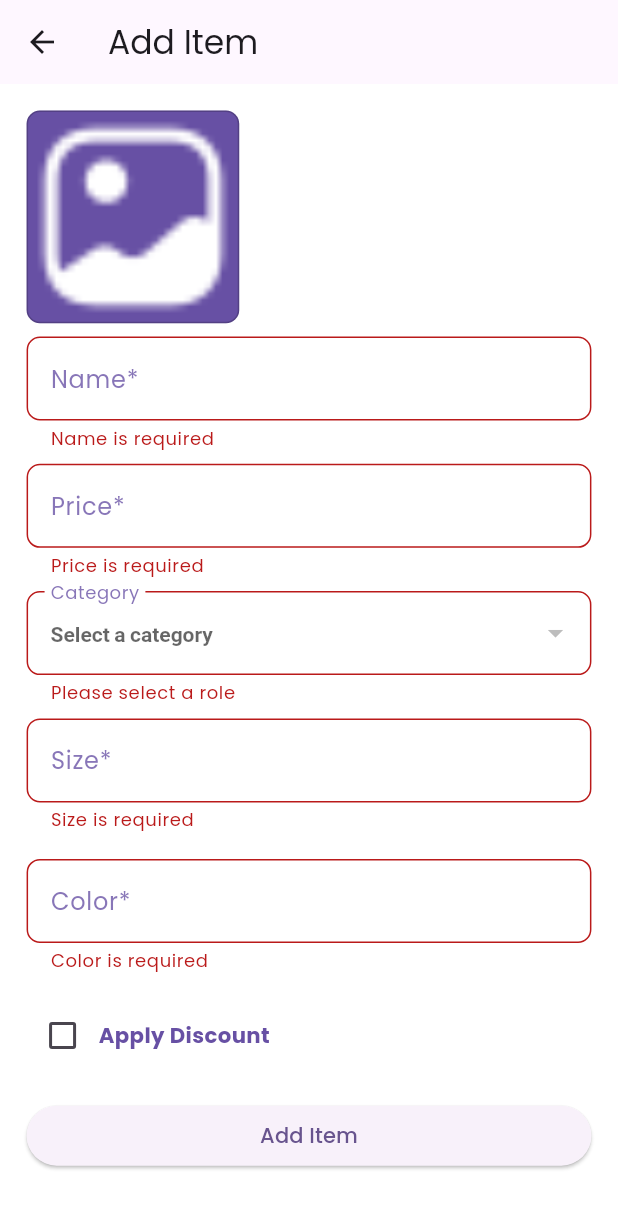
After one commit to Gumiho2504/e_commerc_app, a Flutter app: the AddItemScreen screen opened by its route, after a tap on "Add Item", on a phone screen of 412 x 824 dp. The commit adds this screen. Shown: the top 1209 px of the screen. Run offline on Flutter 3.47's test engine with Material 3 defaults, Android fonts, the phone set to English and light mode, and no system bars; our stand-ins replace cloud_firestore, firebase_auth, firebase_core, firebase_storage, flutter_riverpod, flutter_screenutil and 2 more; accounts and stored records are empty.

Commit message:
Worked on admin post product

```diff
--- /dev/null
+++ b/lib/admin/controllers/add_item_controller.dart
@@ -0,0 +1,132 @@
+import 'dart:io';
+import 'dart:nativewrappers/_internal/vm/lib/internal_patch.dart';
+
+import 'package:cloud_firestore/cloud_firestore.dart';
+import 'package:e_commerc_app/admin/model/item.dart';
+import 'package:firebase_auth/firebase_auth.dart';
+import 'package:firebase_storage/firebase_storage.dart';
+import 'package:flutter_riverpod/flutter_riverpod.dart';
+import 'package:image_picker/image_picker.dart';
+
+final addItemProvider = StateNotifierProvider<AddItemNotifier, Item>(
+  (ref) => AddItemNotifier(),
+);
+
+class AddItemNotifier extends StateNotifier<Item> {
+  AddItemNotifier() : super(Item(null, false, null, [], [], [], false, null)) {
+    fetctCategory();
+  }
+
+  final CollectionReference items = FirebaseFirestore.instance.collection(
+    'items',
+  );
+  final CollectionReference categories = FirebaseFirestore.instance.collection(
+    'categories',
+  );
+
+  void pickImage() async {
+    try {
+      final pickedFile = await ImagePicker().pickImage(
+        source: ImageSource.gallery,
+      );
+      if (pickedFile != null) {
+        state = state.copyWith(image: pickedFile.path);
+      }
+    } catch (e) {
+      throw Exception(e);
+    } finally {
+      state = state.copyWith(isLoading: false);
+    }
+  }
+
+  void selectCategory(String? category) {
+    state = state.copyWith(seletedCategory: category);
+  }
+
+  void addSize(String size) {
+    state = state.copyWith(size: [...state.sizes, size]);
+  }
+
+  void removeSzie(String size) {
+    state = state.copyWith(size: state.sizes..remove(size));
+  }
+
+  void addColor(String color) {
+    state = state.copyWith(color: [...state.colors, color]);
+  }
+
+  void removeColor(String color) {
+    state = state.copyWith(color: state.colors..remove(color));
+  }
+
+  void toggleDiscount(bool? isDiscount) {
+    state = state.copyWith(isDiscount: isDiscount);
+  }
+
+  void setDiscountPercentage(String? discountPercentage) {
+    state = state.copyWith(discountPercentage: discountPercentage);
+  }
+
+  void setIsLoading(bool isLoading) {
+    state = state.copyWith(isLoading: isLoading);
+  }
+
+  Future<void> fetctCategory() async {
+    try {
+      QuerySnapshot querySnapshot =
+          await FirebaseFirestore.instance.collection('categories').get();
+      List<String> categories =
+          querySnapshot.docs.map((e) => e['name'] as String).toList();
+      state = state.copyWith(categories: categories);
+    } catch (e) {
+      //print(e);
+      throw Exception(e);
+    }
+  }
+
+  void AddItem(String name, String price) {
+    print(state.seletedCategory);
+    if (name.isEmpty ||
+        price.isEmpty ||
+        state.sizes.isEmpty ||
+        state.colors.isEmpty ||
+        state.seletedCategory == null ||
+        (state.isDiscount! && state.discountPercentage == null)) {
+      throw Exception("size and color is required");
+    }
+    state.copyWith(isLoading: true);
+    try {
+      // uplaod file to firebase
+      final fileName = DateTime.now().millisecondsSinceEpoch.toString();
+      final ref = FirebaseStorage.instance.ref().child('items/$fileName');
+      final uploadTask = ref.putFile(File(state.image!));
+      uploadTask.whenComplete(() async {
+        final imageUrl = await ref.getDownloadURL();
+        // save item to firestore
+        String uuid = FirebaseAuth.instance.currentUser!.uid;
+        items
+            .add({
+              'name': name,
+              'price': double.parse(price),
+              'image': imageUrl,
+              'size': state.sizes,
+              'colors': state.colors,
+              'category': state.seletedCategory,
+              'isDiscount': state.isDiscount,
+              'discountPercentage': state.discountPercentage,
+              'userId': uuid,
+            })
+            .then((value) {
+              state = state.copyWith(isLoading: false);
+            });
+        // reset state after success uploado data
+        //state = ;
+      });
+    } catch (e) {
+      print(e);
+      throw Exception(e);
+    } finally {
+      state = state.copyWith(isLoading: false);
+    }
+  }
+}
--- /dev/null
+++ b/lib/admin/model/item.dart
@@ -0,0 +1,45 @@
+class Item {
+  final String? image;
+  final bool isLoading;
+  final String? seletedCategory;
+  final List<String> categories;
+  final List<String> colors;
+  final List<String> sizes;
+  final bool? isDiscount;
+  final String? discountPercentage;
+
+
+
+  Item(
+    this.image,
+    this.isLoading,
+    this.seletedCategory,
+    this.categories,
+    this.colors,
+    this.sizes,
+    this.isDiscount,
+    this.discountPercentage,
+  );
+
+  Item copyWith({
+    String? image,
+    bool? isLoading,
+    String? seletedCategory,
+    List<String>? categories,
+    List<String>? color,
+    List<String>? size,
+    bool? isDiscount,
+    String? discountPercentage,
+  }) {
+    return Item(
+      image ?? this.image,
+      isLoading ?? this.isLoading,
+      seletedCategory ?? this.seletedCategory,
+      categories ?? this.categories,
+      color ?? this.colors,
+      size ?? this.sizes,
+      isDiscount ?? this.isDiscount,
+      discountPercentage ?? this.discountPercentage,
+    );
+  }
+}
--- /dev/null
+++ b/lib/admin/screens/add_item_screen.dart
@@ -0,0 +1,277 @@
+import 'dart:io';
+
+import 'package:e_commerc_app/admin/controllers/add_item_controller.dart';
+import 'package:e_commerc_app/admin/model/item.dart';
+import 'package:e_commerc_app/components/text_input.dart';
+import 'package:flutter/material.dart';
+import 'package:flutter/services.dart';
+import 'package:flutter_riverpod/flutter_riverpod.dart';
+import 'package:flutter_screenutil/flutter_screenutil.dart';
+
+class AddItemScreen extends ConsumerStatefulWidget {
+  const AddItemScreen({super.key});
+  @override
+  ConsumerState<ConsumerStatefulWidget> createState() => _AddItemPageState();
+}
+
+class _AddItemPageState extends ConsumerState<AddItemScreen> {
+  final _nameController = TextEditingController();
+  final _priceController = TextEditingController();
+  final _sizeController = TextEditingController();
+  final _colorController = TextEditingController();
+  final _discountController = TextEditingController();
+  final _formKey = GlobalKey<FormState>();
+  @override
+  Widget build(BuildContext context) {
+    final state = ref.watch(addItemProvider);
+    final notifier = ref.read(addItemProvider.notifier);
+    final String testImageLink =
+        "https://encrypted-tbn0.gstatic.com/images?q=tbn:ANd9GcSk0OEShe7JrQgoKokDX2fK8u9DzOBdIfmhBQ&s";
+    return Scaffold(
+      appBar: AppBar(title: Text("Add Item")),
+      body: Padding(
+        padding: EdgeInsets.all(20.h),
+        child: SingleChildScrollView(
+          child: Form(
+            key: _formKey,
+            child: Column(
+              crossAxisAlignment: CrossAxisAlignment.start,
+              spacing: 10.h,
+              children: [
+                GestureDetector(
+                  onTap: () {
+                    print("pick image ${state.image != null}");
+                    notifier.pickImage();
+                  },
+                  child: Container(
+                    height: 160.h,
+                    width: 160.h,
+                    decoration: BoxDecoration(
+                      color: ThemeData().primaryColor,
+                      borderRadius: BorderRadius.circular(10.h),
+                      image: DecorationImage(
+                        image:
+                            state.image == null
+                                ? AssetImage(
+                                  'assets/images/icons/pick_image_icon.png',
+                                )
+                                : FileImage(File(state.image!)),
+                        fit:
+                            state.image == null ? BoxFit.contain : BoxFit.cover,
+                      ),
+                      border: Border.all(color: Colors.black.withAlpha(50)),
+                    ),
+                  ),
+                ),
+                InputComponent(
+                  label: "Name*",
+                  formKey: _formKey,
+                  controller: _nameController,
+                  textType: TextInputType.name,
+                  errorMessage: "Name is required",
+                ),
+                InputComponent(
+                  label: "Price*",
+                  formKey: _formKey,
+                  controller: _priceController,
+                  textType: TextInputType.number,
+                  errorMessage: "Price is required",
+                ),
+                DropdownButtonFormField(
+                  alignment: AlignmentDirectional.bottomStart,
+                  style: TextStyle(
+                    color: ThemeData().primaryColor,
+                    fontWeight: FontWeight.w700,
+                  ),
+                  decoration: InputDecoration(
+                    labelStyle: TextStyle(
+                      color: ThemeData().primaryColor.withAlpha(200),
+                    ),
+                    label: Text('Category'),
+                    hintText: 'Select a category',
+                    hintStyle: TextStyle(
+                      color: ThemeData().primaryColor.withAlpha(200),
+                      fontWeight: FontWeight.w500,
+                    ),
+                    enabledBorder: OutlineInputBorder(
+                      borderRadius: BorderRadius.circular(10.r),
+                      borderSide: BorderSide(
+                        color: ThemeData().primaryColor.withAlpha(200),
+                      ),
+                    ),
+                    border: OutlineInputBorder(
+                      borderSide: BorderSide(
+                        width: 10.w,
+                        color: ThemeData().primaryColor.withAlpha(200),
+                      ),
+                      borderRadius: BorderRadius.circular(10.r),
+                    ),
+                  ),
+                  items:
+                      state.categories.map((String category) {
+                        return DropdownMenuItem(
+                          value: category,
+                          child: Text(category),
+                        );
+                      }).toList(),
+                  validator: (value) {
+                    if (value == null) {
+                      return 'Please select a role';
+                    }
+                    return null;
+                  },
+                  // value: productItem.seletedCategory,
+                  onChanged: notifier.selectCategory,
+                  onSaved: (value) => notifier.selectCategory(value),
+                ),
+                InputComponent(
+                  label: "Size*",
+                  formKey: _formKey,
+                  controller: _sizeController,
+                  textType: TextInputType.name,
+                  errorMessage: "Size is required",
+                  onSubmitted: (value) {
+                    notifier.addSize(value);
+                    _sizeController.clear();
+                  },
+                ),
+                Wrap(
+                  spacing: 10.w,
+                  children:
+                      state.sizes
+                          .map(
+                            (size) => Chip(
+                              label: Text(size),
+                              onDeleted: () => notifier.removeSzie(size),
+                            ),
+                          )
+                          .toList(),
+                ),
+                InputComponent(
+                  label: "Color*",
+                  formKey: _formKey,
+                  controller: _colorController,
+                  textType: TextInputType.name,
+                  errorMessage: "Color is required",
+                  onSubmitted: (value) {
+                    notifier.addColor(value);
+                    _colorController.clear();
+                  },
+                ),
+                Wrap(
+                  spacing: 10.w,
+                  children:
+                      state.colors
+                          .map(
+                            (color) => Chip(
+                              label: Text(color),
+                              onDeleted: () => notifier.removeColor(color),
+                            ),
+                          )
+                          .toList(),
+                ),
+
+                Row(
+                  children: [
+                    Checkbox(
+                      checkColor: ThemeData().secondaryHeaderColor,
+                      focusColor: ThemeData().primaryColor,
+                      activeColor: ThemeData().primaryColor,
+                      value: state.isDiscount,
+                      onChanged: notifier.toggleDiscount,
+                    ),
+                    Text(
+                      "Apply Discount",
+                      style: TextStyle(
+                        color: ThemeData().primaryColor,
+
+                        fontSize: 16.h,
+                        fontWeight: FontWeight.w700,
+                      ),
+                    ),
+                  ],
+                ),
+
+                state.isDiscount!
+                    ? InputComponent(
+                      label: "Discount(%)",
+                      formKey: _formKey,
+                      controller: _discountController,
+                      textType: TextInputType.number,
+                      errorMessage: "Name is required",
+                      onSubmitted: notifier.setDiscountPercentage,
+                    )
+                    : SizedBox(height: 1),
+
+                Row(
+                  children: [
+                    Expanded(
+                      child: ElevatedButton(
+                        onPressed: () {
+                          if (_formKey.currentState!.validate()) {
+                            notifier.AddItem(
+                              _nameController.text,
+                              _priceController.text,
+                            );
+                          }
+                        },
+                        child: Text("Add Item"),
+                      ),
+                    ),
+                  ],
+                ),
+              ],
+            ),
+          ),
+        ),
+      ),
+    );
+  }
+
+  _categoriesDropDown(List<String> items, Item productItem) =>
+      DropdownButtonFormField(
+        alignment: AlignmentDirectional.bottomStart,
+        style: TextStyle(
+          color: ThemeData().primaryColor,
+          fontWeight: FontWeight.w700,
+        ),
+        decoration: InputDecoration(
+          labelStyle: TextStyle(color: ThemeData().primaryColor.withAlpha(200)),
+          label: Text('Role'),
+          hintText: 'Select a category',
+          hintStyle: TextStyle(
+            color: ThemeData().primaryColor.withAlpha(200),
+            fontWeight: FontWeight.w500,
+          ),
+          enabledBorder: OutlineInputBorder(
+            borderRadius: BorderRadius.circular(10.r),
+            borderSide: BorderSide(
+              color: ThemeData().primaryColor.withAlpha(200),
+            ),
+          ),
+          border: OutlineInputBorder(
+            borderSide: BorderSide(
+              width: 10.w,
+              color: ThemeData().primaryColor.withAlpha(200),
+            ),
+            borderRadius: BorderRadius.circular(10.r),
+          ),
+        ),
+        items: List.generate(items.length, (index) {
+          return DropdownMenuItem(
+            value: index,
+            child: Text(items[index].toUpperCase()),
+          );
+        }),
+        validator: (value) {
+          if (value == null) {
+            return 'Please select a role';
+          }
+          return null;
+        },
+        value: productItem.seletedCategory,
+        onChanged: (value) {
+          //productItem
+        },
+      );
+}
--- a/lib/admin/screens/home_screen.dart
+++ b/lib/admin/screens/home_screen.dart
@@ -3,7 +3,6 @@ import 'package:flutter/material.dart';
 
 class HomeScreen extends StatelessWidget {
   const HomeScreen({super.key});
-
 
   @override
   Widget build(BuildContext context) {
@@ -12,9 +11,23 @@ class HomeScreen extends StatelessWidget {
       await authService.signOut();
       Navigator.pushNamed(context, 'login');
     }
+
     return Scaffold(
-      body: Center(
-        child: Text("Admin"),
+      body: Center(child: Text("Admin")),
+      floatingActionButton: FloatingActionButton(
+        onPressed: () {
+          Navigator.pushNamed(context, 'add_item');
+        },
+        child: Icon(Icons.add),
+      ),
+      bottomNavigationBar: GestureDetector(
+        onTap: () {},
+        child: Container(
+          height: 50,
+          alignment: Alignment.center,
+          color: Colors.red,
+          child: Text("Logout"),
+        ),
       ),
     );
   }
--- a/lib/components/text_input.dart
+++ b/lib/components/text_input.dart
@@ -1,7 +1,8 @@
+import 'package:flutter_riverpod/flutter_riverpod.dart';
 import 'package:flutter/material.dart';
 import 'package:flutter_screenutil/flutter_screenutil.dart';
 
-class InputComponent extends StatelessWidget {
+class InputComponent extends StatefulWidget {
   const InputComponent({
     super.key,
     required GlobalKey<FormState> formKey,
@@ -9,6 +10,7 @@ class InputComponent extends StatelessWidget {
     required TextInputType textType,
     this.label,
     this.errorMessage,
+    this.onSubmitted,
   }) : _formKey = formKey,
        _controller = controller,
        _type = textType;
@@ -18,27 +20,39 @@ class InputComponent extends StatelessWidget {
   final TextInputType _type;
   final String? label;
   final String? errorMessage;
+  final void Function(String)? onSubmitted;
 
   @override
+  State<InputComponent> createState() => _InputComponentState();
+}
+
+class _InputComponentState extends State<InputComponent> {
+  bool isView = false;
+  @override
   Widget build(BuildContext context) {
-    bool isObscure = _type == TextInputType.visiblePassword;
+    bool isObscure = widget._type == TextInputType.visiblePassword;
+
     return TextFormField(
       style: TextStyle(
         color: ThemeData().primaryColor,
         fontWeight: FontWeight.w700,
       ),
-      obscureText: isObscure,
+      obscureText: isObscure && isView,
       obscuringCharacter: "*",
       focusNode: FocusNode(),
-      keyboardType: _type,
+      keyboardType: widget._type,
 
       validator: (value) {
-        if (value == null || value.isEmpty) {
-          return errorMessage; // e.g. "Password is required"
-        }
+        if (widget.label!.toLowerCase() == "discount") {
+          return null;
+        } else {
+          if (value == null || value.isEmpty) {
+            return widget.errorMessage; // e.g. "Password is required"
+          }
 
-        if (isObscure && value.length < 8) {
-          return "Password must be at least 8 characters"; // 👈 match number in message
+          if (isObscure && value.length < 8) {
+            return "Password must be at least 8 characters"; // 👈 match number in message
+          }
         }
 
         return null;
@@ -54,10 +68,27 @@ class InputComponent extends StatelessWidget {
         //FocusScope.of(context).unfocus();
         FocusManager.instance.primaryFocus?.unfocus();
       },
-      controller: _controller,
+
+      controller: widget._controller,
+      onFieldSubmitted: (value) => widget.onSubmitted!(value),
       decoration: InputDecoration(
+        suffix: GestureDetector(
+          onTap: () {
+            setState(() {
+              isView = !isView;
+            });
+          },
+          child: Padding(
+            padding: EdgeInsets.only(right: 10.w),
+            child: Icon(
+              isView ? Icons.visibility : Icons.visibility_off,
+              color: ThemeData().primaryColor.withAlpha(200),
+              size: isObscure ? 20.h : 0,
+            ),
+          ),
+        ),
         labelStyle: TextStyle(color: ThemeData().primaryColor.withAlpha(200)),
-        label: Text(label ?? ""),
+        label: Text(widget.label ?? ""),
         enabledBorder: OutlineInputBorder(
           borderRadius: BorderRadius.circular(10.r),
           borderSide: BorderSide(
--- a/lib/main.dart
+++ b/lib/main.dart
@@ -1,7 +1,9 @@
 import 'package:cloud_firestore/cloud_firestore.dart';
+import 'package:e_commerc_app/admin/screens/add_item_screen.dart';
 import 'package:firebase_auth/firebase_auth.dart';
 import 'package:firebase_core/firebase_core.dart';
 import 'package:flutter/material.dart';
+import 'package:flutter_riverpod/flutter_riverpod.dart';
 import 'package:flutter_screenutil/flutter_screenutil.dart';
 import 'package:google_fonts/google_fonts.dart';
 
@@ -17,7 +19,8 @@ void main() async {
   await Firebase.initializeApp(options: DefaultFirebaseOptions.currentPlatform);
   await ScreenUtil.ensureScreenSize();
   final user = FirebaseAuth.instance.currentUser;
-  runApp(MyApp(isLogin: user != null));
+
+  runApp(ProviderScope(child: MyApp(isLogin: user != null)));
 }
 
 class MyApp extends StatelessWidget {
@@ -40,8 +43,13 @@ class MyApp extends StatelessWidget {
             'signup': (context) => SignUpScreen(),
             'user_home': (context) => HomeScreen(),
             'admin_home': (context) => Admin.HomeScreen(),
+            'add_item': (context) => AddItemScreen(),
           },
           theme: ThemeData(
+            buttonTheme: ButtonThemeData(
+              buttonColor: Colors.deepPurple,
+              textTheme: ButtonTextTheme.primary,
+            ),
             primaryColor: Colors.deepPurple,
             secondaryHeaderColor: Colors.deepPurpleAccent.withAlpha(200),
             textTheme: TextTheme(),
@@ -74,7 +82,6 @@ class _AuthHandlerState extends State<AuthHandler> {
 
   void _initializeAuthState() {
     FirebaseAuth.instance.authStateChanges().listen((user) async {
-
       if (!mounted) return;
       setState(() {
         _currentUser = user;
@@ -103,7 +110,6 @@ class _AuthHandlerState extends State<AuthHandler> {
       return LoginScreen();
     }
     if (_role == null) {
-
       return Scaffold(body: Center(child: CircularProgressIndicator()));
     }
     //print(_role);
--- a/pubspec.yaml
+++ b/pubspec.yaml
@@ -38,6 +38,7 @@ flutter:
 
   assets:
     - assets/images/
+    - assets/images/icons/
   # fonts:
   #   - family: Schyler
   #     fonts:
```
Also changed, not shown: assets/images/icons/pick_image_icon.png (added).
